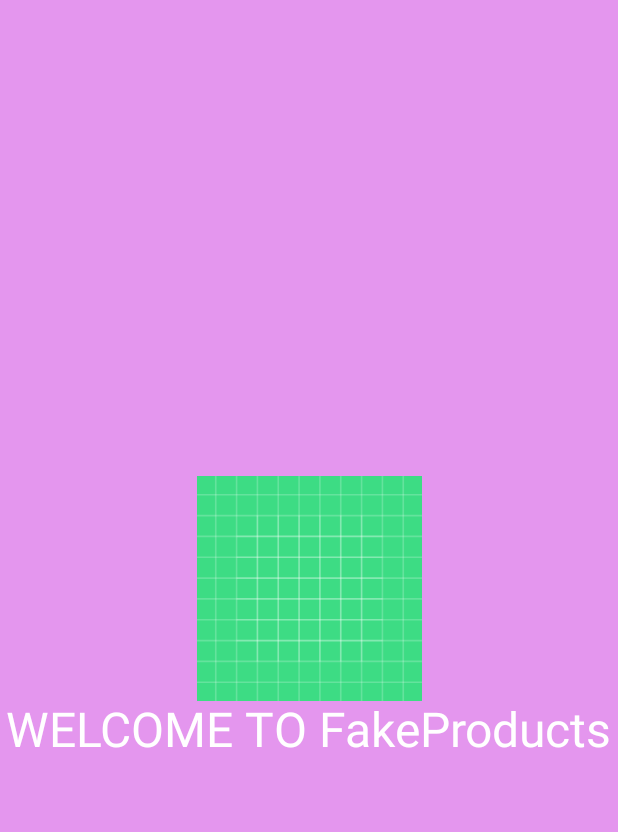
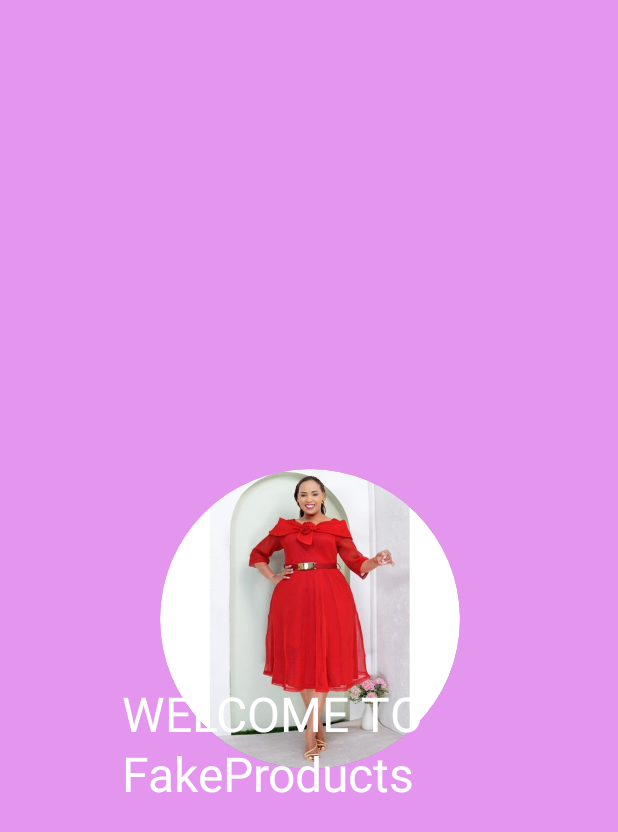
Before and after one commit to keneth217/Fake-Products-Api-Android, an Android app built with Jetpack Compose: the SplashScreen screen opened through its navigation route, on a phone screen of 412 x 824 dp. Shown: the top 832 px of the screen. Run offline under Robolectric (Android 15) with nearby library versions, the phone set to English and light mode, and no system bars.

```diff
--- a/app/src/main/java/com/keneth/products/screen/SplashScreen.kt
+++ b/app/src/main/java/com/keneth/products/screen/SplashScreen.kt
@@ -1,51 +1,68 @@
 package com.keneth.products.screen
-
 
 import androidx.compose.foundation.Image
 import androidx.compose.foundation.background
-import androidx.compose.foundation.layout.*
-import androidx.compose.material3.*
-import androidx.compose.runtime.*
+import androidx.compose.foundation.layout.Arrangement
+import androidx.compose.foundation.layout.Box
+import androidx.compose.foundation.layout.Column
+import androidx.compose.foundation.layout.fillMaxSize
+import androidx.compose.foundation.layout.size
+import androidx.compose.foundation.shape.CircleShape
+import androidx.compose.material3.MaterialTheme
+import androidx.compose.material3.Text
+import androidx.compose.runtime.Composable
+import androidx.compose.runtime.LaunchedEffect
 import androidx.compose.ui.Alignment
 import androidx.compose.ui.Modifier
+import androidx.compose.ui.draw.clip
+import androidx.compose.ui.draw.shadow
 import androidx.compose.ui.graphics.Color
+import androidx.compose.ui.layout.ContentScale
 import androidx.compose.ui.res.painterResource
 import androidx.compose.ui.res.stringResource
 import androidx.compose.ui.unit.dp
 import androidx.navigation.NavHostController
 import com.keneth.products.R
-
 import kotlinx.coroutines.delay
 
 @Composable
 fun SplashScreen(navController: NavHostController) {
     val DarkPink = Color(0xFFe496ee)
+
     LaunchedEffect(Unit) {
-        delay(3000) // Wait for 3 seconds
+        delay(3000)
         navController.navigate(Screens.ProductsScreen.route) {
             popUpTo(Screens.SplashScreen.route) { inclusive = true }
         }
+    }
 
-    }
     Column(
         modifier = Modifier
             .fillMaxSize()
             .background(DarkPink),
         verticalArrangement = Arrangement.Center,
-        horizontalAlignment = Alignment.CenterHorizontally,
+        horizontalAlignment = Alignment.CenterHorizontally
+    ) {
+        Box(
+            contentAlignment = Alignment.Center,
+            modifier = Modifier.size(250.dp)
+        ) {
+            Image(
+                painter = painterResource(id = R.drawable.women),
+                contentDescription = "App Logo",
+                contentScale = ContentScale.Crop,
+                modifier = Modifier
+                    .size(200.dp)
+                    .clip(CircleShape)
+                    .shadow(16.dp, shape = CircleShape)
+            )
 
-        ) {
-        Image(
-            painter = painterResource(id = R.drawable.ic_launcher_background), // Replace with your logo
-            contentDescription = "Splash Logo",
-            modifier = Modifier.size(150.dp)
-        )
-        Text(
-            "WELCOME TO ${stringResource(id = R.string.app_name)}",
-            style = MaterialTheme.typography.headlineLarge,
-            color = Color.White
-        )
-
+            Text(
+                text = "WELCOME TO ${stringResource(id = R.string.app_name)}",
+                style = MaterialTheme.typography.headlineLarge,
+                color = Color.White,
+                modifier = Modifier.align(Alignment.BottomCenter)
+            )
+        }
     }
-
 }
```
